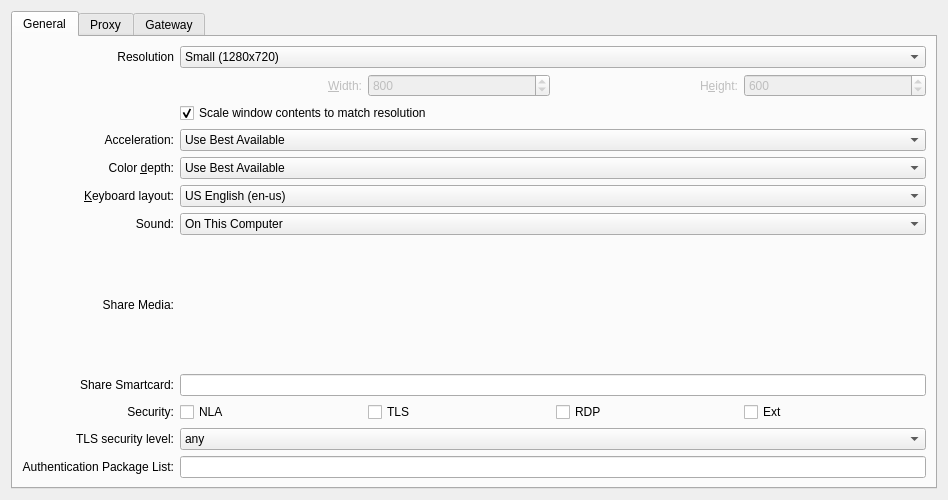
This is rdp/rdppreferences.ui in KDE/krdc as Qt 5 draws it before an edit. The edited form follows.
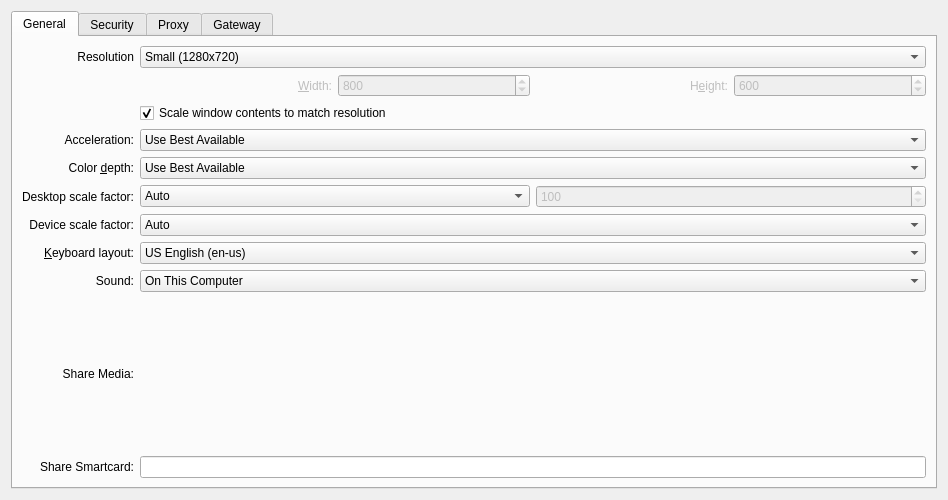
This is the edited form. Custom widgets are drawn as their Qt base class.

Commit message: RDP: Add settings for desktop scale and device scale; create a "security" settings tab and move related options there

The edit to the form file:
```diff
--- a/rdp/rdppreferences.ui
+++ b/rdp/rdppreferences.ui
@@ -21,7 +21,7 @@
        <string>General</string>
       </attribute>
       <layout class="QGridLayout" name="gridLayoutMain">
-       <item row="1" column="0">
+       <item row="0" column="0">
         <widget class="QLabel" name="resolutionLabel">
          <property name="text">
           <string>Resolution</string>
@@ -31,7 +31,7 @@
          </property>
         </widget>
        </item>
-       <item row="1" column="1">
+       <item row="0" column="1">
         <widget class="KComboBox" name="kcfg_Resolution">
          <property name="sizePolicy">
           <sizepolicy hsizetype="MinimumExpanding" vsizetype="Fixed">
@@ -83,7 +83,7 @@
          </item>
         </widget>
        </item>
-       <item row="2" column="1">
+       <item row="1" column="1">
         <layout class="QHBoxLayout">
          <item>
           <widget class="QLabel" name="widthLabel">
@@ -151,7 +151,7 @@
          </item>
         </layout>
        </item>
-       <item row="3" column="1">
+       <item row="2" column="1">
         <widget class="QCheckBox" name="kcfg_ScaleToSize">
          <property name="minimumSize">
           <size>
@@ -167,7 +167,7 @@
          </property>
         </widget>
        </item>
-       <item row="4" column="0">
+       <item row="3" column="0">
         <widget class="QLabel" name="accelerationLabel">
          <property name="text">
           <string>Acceleration:</string>
@@ -177,7 +177,7 @@
          </property>
         </widget>
        </item>
-       <item row="4" column="1">
+       <item row="3" column="1">
         <widget class="KComboBox" name="kcfg_Acceleration">
          <property name="sizePolicy">
           <sizepolicy hsizetype="MinimumExpanding" vsizetype="Fixed">
@@ -213,7 +213,7 @@
          </item>
         </widget>
        </item>
-       <item row="5" column="0">
+       <item row="4" column="0">
         <widget class="QLabel" name="colorDepthLabel">
          <property name="text">
           <string>Color &amp;depth:</string>
@@ -226,7 +226,7 @@
          </property>
         </widget>
        </item>
-       <item row="5" column="1">
+       <item row="4" column="1">
         <widget class="KComboBox" name="kcfg_ColorDepth">
          <property name="sizePolicy">
           <sizepolicy hsizetype="MinimumExpanding" vsizetype="Fixed">
@@ -267,7 +267,120 @@
          </item>
         </widget>
        </item>
+       <item row="5" column="0">
+        <widget class="QLabel" name="desktopScaleFactorLabel">
+         <property name="text">
+          <string>Desktop scale factor:</string>
+         </property>
+         <property name="alignment">
+          <set>Qt::AlignRight|Qt::AlignTrailing|Qt::AlignVCenter</set>
+         </property>
+         <property name="buddy">
+          <cstring>kcfg_DesktopScaleFactorCustom</cstring>
+         </property>
+        </widget>
+       </item>
+       <item row="5" column="1">
+        <layout class="QHBoxLayout">
+         <item>
+          <widget class="KComboBox" name="kcfg_DesktopScaleFactor">
+           <property name="sizePolicy">
+            <sizepolicy hsizetype="MinimumExpanding" vsizetype="Fixed">
+             <horstretch>0</horstretch>
+             <verstretch>0</verstretch>
+            </sizepolicy>
+           </property>
+           <item>
+            <property name="text">
+             <string>Auto</string>
+            </property>
+           </item>
+           <item>
+            <property name="text">
+             <string>Do not scale</string>
+            </property>
+           </item>
+           <item>
+            <property name="text">
+             <string>Custom</string>
+            </property>
+           </item>
+          </widget>
+         </item>
+         <item>
+          <widget class="QSpinBox" name="kcfg_DesktopScaleFactorCustom">
+           <property name="sizePolicy">
+            <sizepolicy hsizetype="MinimumExpanding" vsizetype="Fixed">
+             <horstretch>0</horstretch>
+             <verstretch>0</verstretch>
+            </sizepolicy>
+           </property>
+           <property name="enabled">
+            <bool>false</bool>
+           </property>
+           <property name="minimum">
+            <number>100</number>
+           </property>
+           <property name="maximum">
+            <number>500</number>
+           </property>
+           <property name="value">
+            <number>100</number>
+           </property>
+          </widget>
+         </item>
+        </layout>
+       </item>
        <item row="6" column="0">
+        <widget class="QLabel" name="deviceScaleFactorLabel">
+         <property name="text">
+          <string>Device scale factor:</string>
+         </property>
+         <property name="alignment">
+          <set>Qt::AlignRight|Qt::AlignTrailing|Qt::AlignVCenter</set>
+         </property>
+         <property name="buddy">
+          <cstring>kcfg_DeviceScaleFactor</cstring>
+         </property>
+        </widget>
+       </item>
+       <item row="6" column="1">
+        <widget class="KComboBox" name="kcfg_DeviceScaleFactor">
+         <property name="sizePolicy">
+          <sizepolicy hsizetype="MinimumExpanding" vsizetype="Fixed">
+           <horstretch>0</horstretch>
+           <verstretch>0</verstretch>
+          </sizepolicy>
+         </property>
+         <property name="minimumSize">
+          <size>
+           <width>280</width>
+           <height>0</height>
+          </size>
+         </property>
+         <item>
+          <property name="text">
+           <string>Auto</string>
+          </property>
+         </item>
+         <item>
+          <property name="text">
+           <string>100</string>
+          </property>
+         </item>
+         <item>
+          <property name="text">
+           <string>140</string>
+          </property>
+         </item>
+         <item>
+          <property name="text">
+           <string>180</string>
+          </property>
+         </item>
+        </widget>
+       </item>
+       <item row="7" column="0">
         <widget class="QLabel" name="layoutLabel">
          <property name="text">
           <string>&amp;Keyboard layout:</string>
@@ -280,7 +393,7 @@
          </property>
         </widget>
        </item>
-       <item row="6" column="1">
+       <item row="7" column="1">
         <widget class="KComboBox" name="kcfg_KeyboardLayout">
          <property name="sizePolicy">
           <sizepolicy hsizetype="MinimumExpanding" vsizetype="Fixed">
@@ -487,7 +600,7 @@
          </item>
         </widget>
        </item>
-       <item row="7" column="0">
+       <item row="8" column="0">
         <widget class="QLabel" name="soundLabel">
          <property name="text">
           <string comment="label for soundsettings in preferences dialog">Sound:</string>
@@ -500,7 +613,7 @@
          </property>
         </widget>
        </item>
-       <item row="7" column="1">
+       <item row="8" column="1">
         <widget class="KComboBox" name="kcfg_Sound">
          <property name="sizePolicy">
           <sizepolicy hsizetype="MinimumExpanding" vsizetype="Fixed">
@@ -531,7 +644,7 @@
          </item>
         </widget>
        </item>
-       <item row="8" column="0">
+       <item row="9" column="0">
         <widget class="QLabel" name="shareMediaLabel">
          <property name="text">
           <string>Share Media:</string>
@@ -541,7 +654,7 @@
          </property>
         </widget>
        </item>
-       <item row="8" column="1">
+       <item row="9" column="1">
         <widget class="KUrlRequester" name="kcfg_ShareMedia">
          <property name="sizePolicy">
           <sizepolicy hsizetype="MinimumExpanding" vsizetype="Preferred">
@@ -557,7 +670,7 @@
          </property>
         </widget>
        </item>
-       <item row="9" column="0">
+       <item row="10" column="0">
         <widget class="QLabel" name="shareSmartcardLabel">
          <property name="text">
           <string>Share Smartcard:</string>
@@ -567,10 +680,19 @@
          </property>
         </widget>
        </item>
-       <item row="9" column="1">
+       <item row="10" column="1">
         <widget class="KLineEdit" name="kcfg_SmartcardName"/>
        </item>
-       <item row="10" column="0">
+      </layout>
+     </widget>
+     <widget class="QWidget" name="securitySettingsTab">
+      <attribute name="title">
+       <string>Security</string>
+      </attribute>
+      <layout class="QVBoxLayout">
+       <item>
+        <layout class="QFormLayout" name="securityFormLayout">
+         <item row="0" column="0">
         <widget class="QLabel" name="gSecurityLabel">
          <property name="text">
           <string>Security:</string>
@@ -580,7 +702,7 @@
          </property>
         </widget>
        </item>
-       <item row="10" column="1">
+         <item row="0" column="1">
         <layout class="QHBoxLayout" name="securityLayout">
          <item>
           <widget class="QCheckBox" name="kcfg_NLASecurity">
@@ -612,7 +734,7 @@
          </item>
         </layout>
        </item>
-       <item row="11" column="0">
+         <item row="1" column="0">
         <widget class="QLabel" name="TlsSecLevelLabel">
          <property name="text">
           <string>TLS security level:</string>
@@ -625,7 +747,7 @@
          </property>
         </widget>
        </item>
-       <item row="11" column="1">
+         <item row="1" column="1">
         <widget class="KComboBox" name="kcfg_TlsSecLevel">
          <property name="sizePolicy">
           <sizepolicy hsizetype="MinimumExpanding" vsizetype="Fixed">
@@ -671,7 +793,7 @@
          </item>
         </widget>
        </item>
-       <item row="12" column="0">
+         <item row="2" column="0">
         <widget class="QLabel" name="authPkgListLabel">
          <property name="text">
           <string>Authentication Package List:</string>
@@ -681,8 +803,10 @@
          </property>
         </widget>
        </item>
-       <item row="12" column="1">
+         <item row="2" column="1">
         <widget class="KLineEdit" name="kcfg_AuthPkgList"/>
+         </item>
+        </layout>
        </item>
       </layout>
      </widget>
```
Lines whose indentation alone changed are shown as unchanged. The commit also changes 4 other files.
